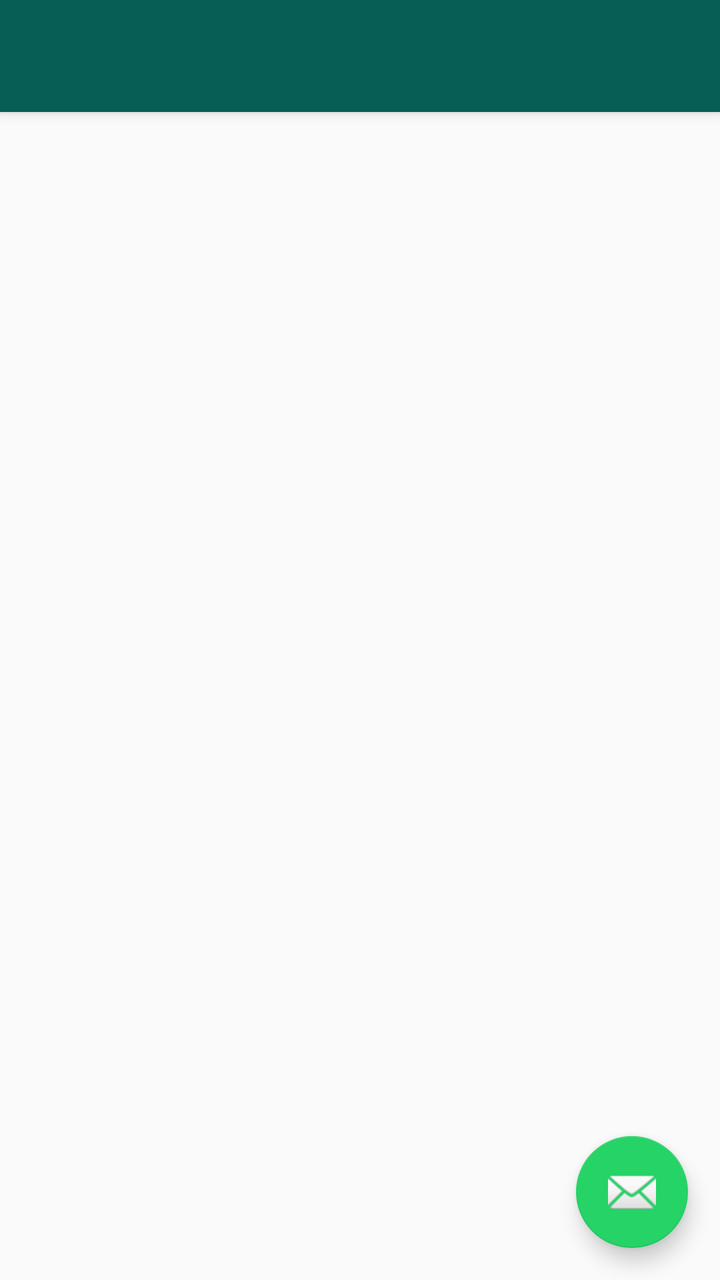
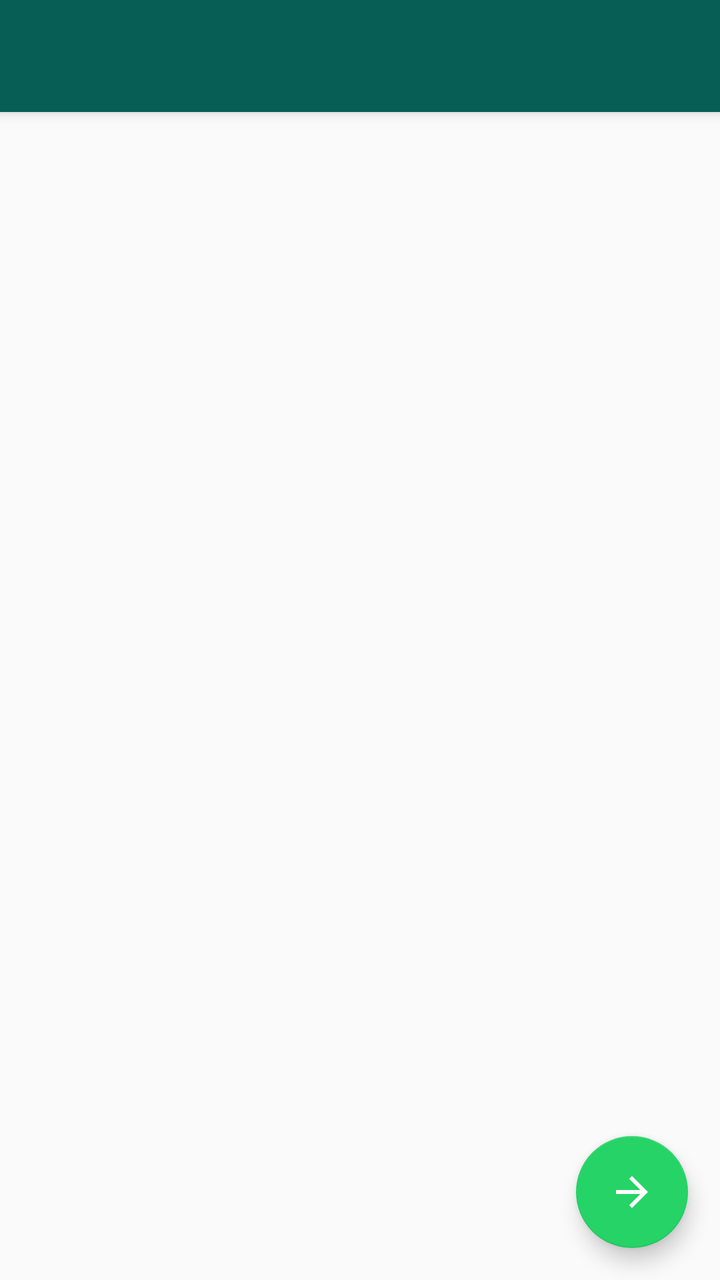

The first picture is an Android layout as it rendered before a commit; the second is the same layout after the commit. The layout source and the unified diff follow.
<!-- AndroidManifest.xml: application theme Theme.WhatsApp -->
<!-- res/layout/activity_grupo.xml -->
<?xml version="1.0" encoding="utf-8"?>
<androidx.coordinatorlayout.widget.CoordinatorLayout xmlns:android="http://schemas.android.com/apk/res/android"
    xmlns:app="http://schemas.android.com/apk/res-auto"
    xmlns:tools="http://schemas.android.com/tools"
    android:layout_width="match_parent"
    android:layout_height="match_parent"
    android:fitsSystemWindows="true"
    tools:context=".activity.GrupoActivity">

    <com.google.android.material.appbar.AppBarLayout
        android:layout_width="match_parent"
        android:layout_height="wrap_content"
        android:fitsSystemWindows="true">

        <com.google.android.material.appbar.MaterialToolbar
            android:id="@+id/toolbar"
            android:layout_width="match_parent"
            android:layout_height="?attr/actionBarSize" />

    </com.google.android.material.appbar.AppBarLayout>

    <include layout="@layout/content_grupo" />

    <com.google.android.material.floatingactionbutton.FloatingActionButton
        android:id="@+id/fab"
        android:layout_width="wrap_content"
        android:layout_height="wrap_content"
        android:layout_gravity="bottom|end"
        android:layout_marginEnd="@dimen/fab_margin"
        android:layout_marginBottom="16dp"
        app:srcCompat="@android:drawable/ic_dialog_email" />

</androidx.coordinatorlayout.widget.CoordinatorLayout>
<!-- res/layout/content_grupo.xml (included above) -->
<?xml version="1.0" encoding="utf-8"?>
<LinearLayout xmlns:android="http://schemas.android.com/apk/res/android"
    xmlns:app="http://schemas.android.com/apk/res-auto"
    android:layout_width="match_parent"
    android:layout_height="match_parent"
    android:orientation="vertical"
    app:layout_behavior="@string/appbar_scrolling_view_behavior">

    <androidx.recyclerview.widget.RecyclerView
        android:id="@+id/recyclerMembrosSelecionados"
        android:layout_width="match_parent"
        android:layout_height="wrap_content">

    </androidx.recyclerview.widget.RecyclerView>

    <androidx.recyclerview.widget.RecyclerView
        android:id="@+id/recyclerMembros"
        android:layout_width="match_parent"
        android:layout_height="match_parent" />
</LinearLayout>
<!-- resources referenced by this layout -->
<resources>
  <dimen name="fab_margin">16dp</dimen>
  <style name="Theme.WhatsApp" parent="Base.Theme.WhatsApp" />
  <style name="Base.Theme.WhatsApp" parent="Theme.AppCompat.DayNight.NoActionBar">
          <item name="colorPrimary">@color/colorPrimary</item>
          <item name="colorAccent">@color/colorAccent</item>
          <item name="android:statusBarColor">@color/statusBarColor</item>
      </style>
  <color name="colorPrimary">#075E54</color>
  <color name="colorAccent">#25D366</color>
  <color name="statusBarColor">#054D44</color>
</resources>

<!-- the commit's change to res/layout/activity_grupo.xml (unified diff, before → after) -->
@@ -22,13 +22,14 @@
     <include layout="@layout/content_grupo" />
 
     <com.google.android.material.floatingactionbutton.FloatingActionButton
-        android:id="@+id/fab"
+        android:id="@+id/fabAvancarCadastro"
         android:layout_width="wrap_content"
         android:layout_height="wrap_content"
         android:layout_gravity="bottom|end"
         android:layout_marginEnd="@dimen/fab_margin"
         android:layout_marginBottom="16dp"
-        app:srcCompat="@android:drawable/ic_dialog_email" />
+        app:fabSize="normal"
+        app:srcCompat="@drawable/ic_arrow_forward" />
 
 </androidx.coordinatorlayout.widget.CoordinatorLayout>
 <!-- res/layout/content_grupo.xml (included above) -->
@@ -43,12 +44,13 @@
     <androidx.recyclerview.widget.RecyclerView
         android:id="@+id/recyclerMembrosSelecionados"
         android:layout_width="match_parent"
-        android:layout_height="wrap_content">
-
-    </androidx.recyclerview.widget.RecyclerView>
+        android:layout_height="wrap_content"
+        android:background="@android:color/white"
+        android:scrollbars="horizontal" />
 
     <androidx.recyclerview.widget.RecyclerView
         android:id="@+id/recyclerMembros"
         android:layout_width="match_parent"
-        android:layout_height="match_parent" />
+        android:layout_height="match_parent"
+        android:scrollbars="vertical" />
 </LinearLayout>
<!-- resource entries referenced after the edit -->
@@ -1,6 +1,19 @@
 <!-- resources referenced by this layout -->
 <resources>
   <dimen name="fab_margin">16dp</dimen>
+  <!-- drawable ic_arrow_forward (drawable) -->
+  <vector xmlns:android="http://schemas.android.com/apk/res/android"
+      android:autoMirrored="true"
+      android:height="24dp"
+      android:tint="#FFFFFF"
+      android:viewportHeight="960"
+      android:viewportWidth="960"
+      android:width="24dp">
+        
+      <path android:fillColor="@android:color/white"
+          android:pathData="M647,520L160,520L160,440L647,440L423,216L480,160L800,480L480,800L423,744L647,520Z"/>
+      
+  </vector>
   <style name="Theme.WhatsApp" parent="Base.Theme.WhatsApp" />
   <style name="Base.Theme.WhatsApp" parent="Theme.AppCompat.DayNight.NoActionBar">
           <item name="colorPrimary">@color/colorPrimary</item>
